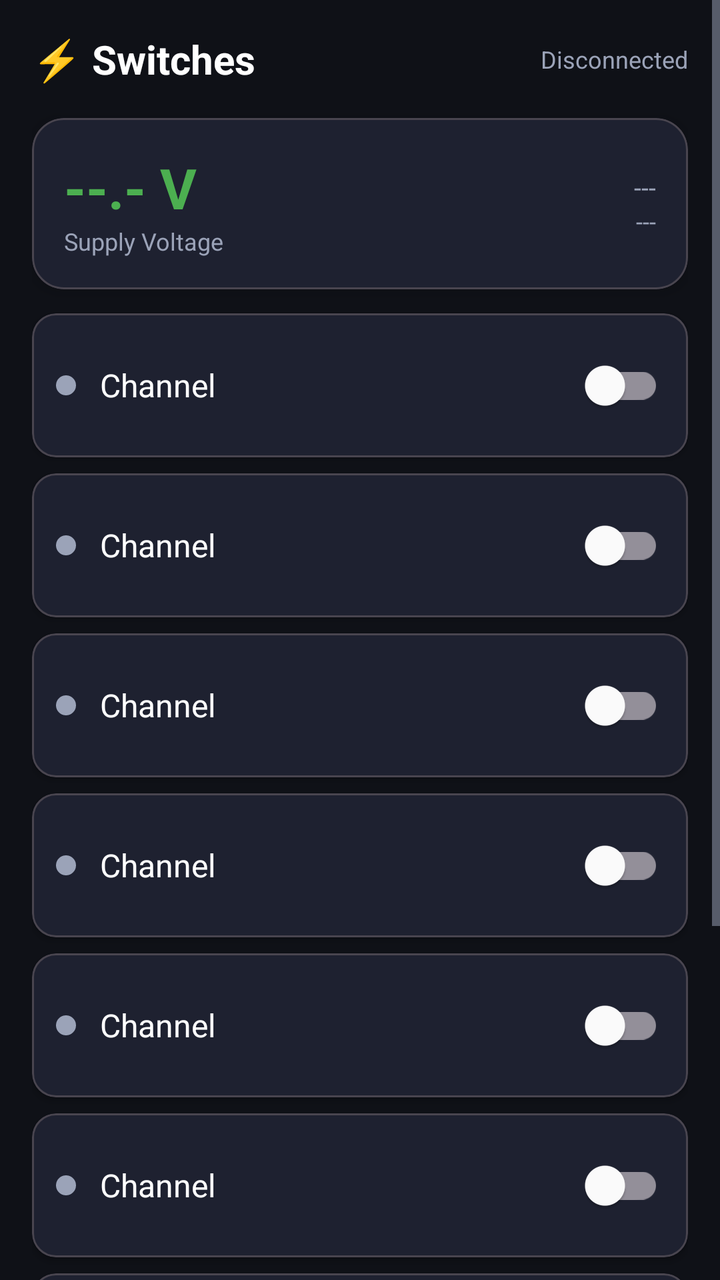
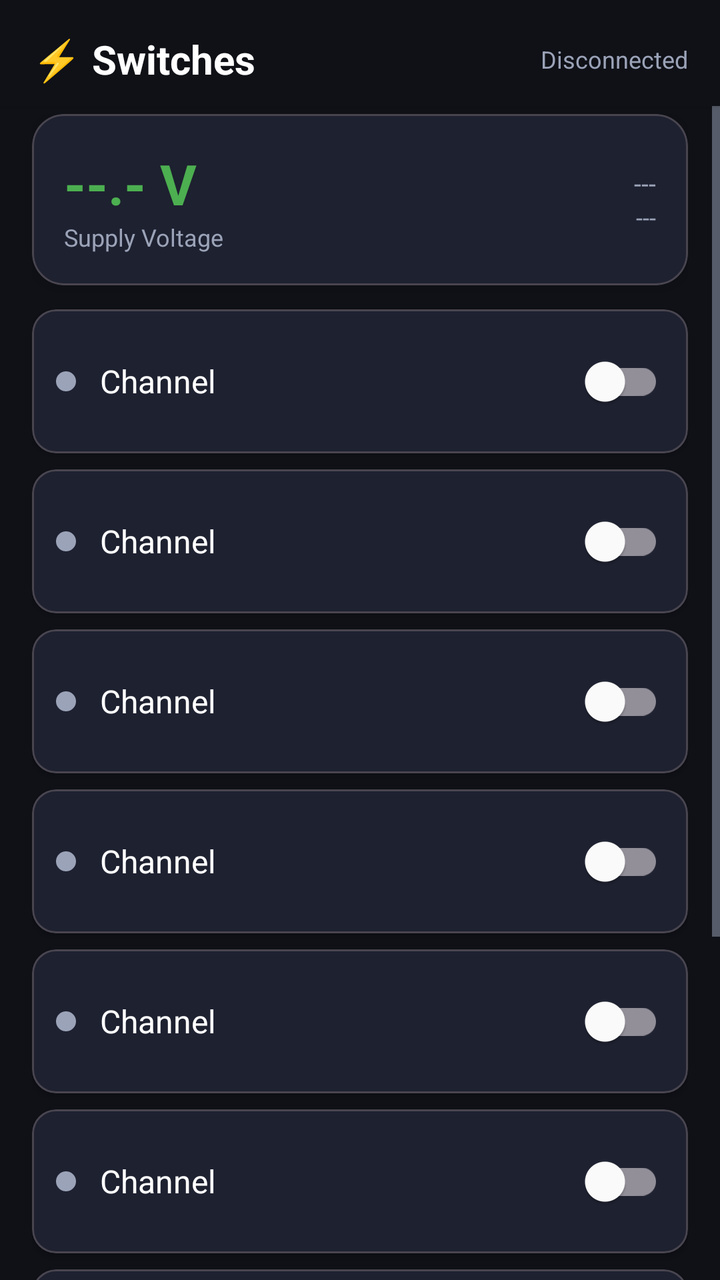

Before-and-after screenshots of an Android layout around one commit, followed by the original layout XML and the change that was made.
<!-- AndroidManifest.xml: application theme Theme.VanaccessBMS -->
<!-- res/layout/fragment_switch_panel.xml -->
<?xml version="1.0" encoding="utf-8"?>
<ScrollView xmlns:android="http://schemas.android.com/apk/res/android"
    xmlns:app="http://schemas.android.com/apk/res-auto"
    android:layout_width="match_parent"
    android:layout_height="match_parent"
    android:background="@color/bg_dark"
    android:fillViewport="true">

    <LinearLayout
        android:layout_width="match_parent"
        android:layout_height="wrap_content"
        android:orientation="vertical"
        android:padding="16dp">

        
        <LinearLayout
            android:layout_width="match_parent"
            android:layout_height="wrap_content"
            android:orientation="horizontal"
            android:gravity="center_vertical"
            android:layout_marginBottom="16dp">

            <TextView
                android:text="@string/lbl_switches_icon"
                android:textColor="@color/text_primary"
                android:textSize="20sp"
                android:textStyle="bold"
                android:layout_width="0dp"
                android:layout_height="wrap_content"
                android:layout_weight="1" />

            <TextView
                android:id="@+id/tv_sp_updated"
                android:text="@string/lbl_disconnected"
                android:textColor="@color/text_secondary"
                android:textSize="12sp"
                android:layout_width="wrap_content"
                android:layout_height="wrap_content" />
        </LinearLayout>

        
        <com.google.android.material.card.MaterialCardView
            android:id="@+id/card_sp_not_configured"
            android:layout_width="match_parent"
            android:layout_height="wrap_content"
            android:layout_marginBottom="12dp"
            android:visibility="gone"
            app:cardBackgroundColor="@color/card_dark"
            app:cardCornerRadius="16dp">
            <TextView
                android:text="@string/lbl_no_switch"
                android:textColor="@color/text_secondary"
                android:textSize="14sp"
                android:padding="20dp"
                android:layout_width="match_parent"
                android:layout_height="wrap_content" />
        </com.google.android.material.card.MaterialCardView>

        
        <com.google.android.material.card.MaterialCardView
            android:id="@+id/card_sp_status"
            android:layout_width="match_parent"
            android:layout_height="wrap_content"
            android:layout_marginBottom="12dp"
            app:cardBackgroundColor="@color/card_dark"
            app:cardCornerRadius="16dp"
            app:cardElevation="4dp">

            <LinearLayout
                android:layout_width="match_parent"
                android:layout_height="wrap_content"
                android:orientation="horizontal"
                android:padding="16dp"
                android:gravity="center_vertical">

                <LinearLayout
                    android:layout_width="0dp"
                    android:layout_height="wrap_content"
                    android:layout_weight="1"
                    android:orientation="vertical">
                    <TextView
                        android:id="@+id/tv_sp_voltage"
                        android:text="--.- V"
                        android:textColor="@color/accent_green"
                        android:textSize="28sp"
                        android:textStyle="bold"
                        android:layout_width="wrap_content"
                        android:layout_height="wrap_content" />
                    <TextView
                        android:text="@string/lbl_supply_voltage"
                        android:textColor="@color/text_secondary"
                        android:textSize="12sp"
                        android:layout_width="wrap_content"
                        android:layout_height="wrap_content" />
                </LinearLayout>

                <LinearLayout
                    android:layout_width="wrap_content"
                    android:layout_height="wrap_content"
                    android:orientation="vertical"
                    android:gravity="end">
                    <TextView
                        android:id="@+id/tv_sp_device_state"
                        android:text="---"
                        android:textColor="@color/text_secondary"
                        android:textSize="13sp"
                        android:layout_width="wrap_content"
                        android:layout_height="wrap_content" />
                    <TextView
                        android:id="@+id/tv_sp_device_name"
                        android:text="---"
                        android:textColor="@color/text_secondary"
                        android:textSize="12sp"
                        android:layout_width="wrap_content"
                        android:layout_height="wrap_content" />
                </LinearLayout>
            </LinearLayout>
        </com.google.android.material.card.MaterialCardView>

        
        <include layout="@layout/item_switch_channel"
            android:id="@+id/ch1"
            android:layout_width="match_parent"
            android:layout_height="wrap_content"
            android:layout_marginBottom="8dp" />

        
        <include layout="@layout/item_switch_channel"
            android:id="@+id/ch2"
            android:layout_width="match_parent"
            android:layout_height="wrap_content"
            android:layout_marginBottom="8dp" />

        
        <include layout="@layout/item_switch_channel"
            android:id="@+id/ch3"
            android:layout_width="match_parent"
            android:layout_height="wrap_content"
            android:layout_marginBottom="8dp" />

        
        <include layout="@layout/item_switch_channel"
            android:id="@+id/ch4"
            android:layout_width="match_parent"
            android:layout_height="wrap_content"
            android:layout_marginBottom="8dp" />

        
        <include layout="@layout/item_switch_channel"
            android:id="@+id/ch5"
            android:layout_width="match_parent"
            android:layout_height="wrap_content"
            android:layout_marginBottom="8dp" />

        
        <include layout="@layout/item_switch_channel"
            android:id="@+id/ch6"
            android:layout_width="match_parent"
            android:layout_height="wrap_content"
            android:layout_marginBottom="8dp" />

        
        <include layout="@layout/item_switch_channel"
            android:id="@+id/ch7"
            android:layout_width="match_parent"
            android:layout_height="wrap_content"
            android:layout_marginBottom="8dp" />

        
        <include layout="@layout/item_switch_channel"
            android:id="@+id/ch8"
            android:layout_width="match_parent"
            android:layout_height="wrap_content"
            android:layout_marginBottom="16dp" />

        
        <com.google.android.material.button.MaterialButton
            android:id="@+id/btn_sp_all_off"
            android:text="@string/lbl_all_off"
            android:textColor="@color/text_primary"
            android:layout_width="match_parent"
            android:layout_height="48dp"
            android:layout_marginBottom="16dp"
            app:backgroundTint="@color/accent_red" />

    </LinearLayout>
</ScrollView>
<!-- res/layout/item_switch_channel.xml (included above) -->
<?xml version="1.0" encoding="utf-8"?>
<com.google.android.material.card.MaterialCardView
    xmlns:android="http://schemas.android.com/apk/res/android"
    xmlns:app="http://schemas.android.com/apk/res-auto"
    android:layout_width="match_parent"
    android:layout_height="wrap_content"
    app:cardBackgroundColor="@color/card_dark"
    app:cardCornerRadius="12dp"
    app:cardElevation="2dp">

    <LinearLayout
        android:layout_width="match_parent"
        android:layout_height="wrap_content"
        android:orientation="horizontal"
        android:padding="12dp"
        android:gravity="center_vertical">

        
        <View
            android:id="@+id/ch_indicator"
            android:layout_width="10dp"
            android:layout_height="10dp"
            android:layout_marginEnd="12dp"
            android:background="@drawable/channel_indicator"
            android:backgroundTint="@color/text_secondary" />

        
        <TextView
            android:id="@+id/ch_name"
            android:text="@string/lbl_channel"
            android:textColor="@color/text_primary"
            android:textSize="16sp"
            android:layout_width="0dp"
            android:layout_height="wrap_content"
            android:layout_weight="1"
            android:ellipsize="end"
            android:maxLines="1" />

        
        <com.google.android.material.switchmaterial.SwitchMaterial
            android:id="@+id/ch_toggle"
            android:layout_width="wrap_content"
            android:layout_height="wrap_content"
            android:checked="false" />

    </LinearLayout>
</com.google.android.material.card.MaterialCardView>
<!-- resources referenced by this layout -->
<resources>
  <color name="accent_green">#4CAF50</color>
  <color name="accent_red">#F44336</color>
  <color name="bg_dark">#0F1117</color>
  <color name="card_dark">#1E2130</color>
  <color name="text_primary">#FFFFFF</color>
  <color name="text_secondary">#9BA3B8</color>
  <!-- drawable channel_indicator (drawable) -->
  <?xml version="1.0" encoding="utf-8"?>
  <shape xmlns:android="http://schemas.android.com/apk/res/android"
      android:shape="oval">
      <solid android:color="#FFFFFF" />
  </shape>
  <string name="lbl_all_off">All Off</string>
  <string name="lbl_channel">Channel</string>
  <string name="lbl_disconnected">Disconnected</string>
  <string name="lbl_no_switch">No switch panel configured.\nGo to Settings and assign an Ai-Tanker device.</string>
  <string name="lbl_supply_voltage">Supply Voltage</string>
  <string name="lbl_switches_icon">⚡ Switches</string>
  <style name="Theme.VanaccessBMS" parent="Theme.Material3.Dark.NoActionBar">
          <item name="colorPrimary">@color/accent_blue</item>
          <item name="colorPrimaryVariant">@color/accent_blue</item>
          <item name="colorOnPrimary">@color/white</item>
          <item name="colorSecondary">@color/accent_green</item>
          <item name="colorOnSecondary">@color/white</item>
          <item name="colorSurface">@color/surface_dark</item>
          <item name="colorOnSurface">@color/text_primary</item>
          <item name="android:colorBackground">@color/bg_dark</item>
          <item name="android:windowBackground">@color/bg_dark</item>
          <item name="colorControlActivated">@color/accent_blue</item>
          <item name="colorControlNormal">@color/text_secondary</item>
      </style>
  <color name="accent_blue">#2196F3</color>
  <color name="white">#FFFFFFFF</color>
  <color name="surface_dark">#1A1D27</color>
</resources>

<!-- the commit's change to res/layout/fragment_switch_panel.xml (unified diff, before → after) -->
@@ -1,16 +1,10 @@
 <?xml version="1.0" encoding="utf-8"?>
-<ScrollView xmlns:android="http://schemas.android.com/apk/res/android"
+<LinearLayout xmlns:android="http://schemas.android.com/apk/res/android"
     xmlns:app="http://schemas.android.com/apk/res-auto"
     android:layout_width="match_parent"
     android:layout_height="match_parent"
-    android:background="@color/bg_dark"
-    android:fillViewport="true">
-
-    <LinearLayout
-        android:layout_width="match_parent"
-        android:layout_height="wrap_content"
-        android:orientation="vertical"
-        android:padding="16dp">
+    android:orientation="vertical"
+    android:background="@color/bg_dark">
 
         
         <LinearLayout
@@ -18,7 +12,12 @@
             android:layout_height="wrap_content"
             android:orientation="horizontal"
             android:gravity="center_vertical"
-            android:layout_marginBottom="16dp">
+            android:paddingStart="16dp"
+            android:paddingEnd="16dp"
+            android:paddingTop="16dp"
+            android:paddingBottom="10dp"
+            android:background="@color/bg_dark"
+            android:elevation="2dp">
 
             <TextView
                 android:text="@string/lbl_switches_icon"
@@ -37,6 +36,22 @@
                 android:layout_width="wrap_content"
                 android:layout_height="wrap_content" />
         </LinearLayout>
+
+    <ScrollView
+        android:layout_width="match_parent"
+        android:layout_height="0dp"
+        android:layout_weight="1"
+        android:fillViewport="true">
+
+    <LinearLayout
+        android:layout_width="match_parent"
+        android:layout_height="wrap_content"
+        android:orientation="vertical"
+        android:paddingStart="16dp"
+        android:paddingEnd="16dp"
+        android:paddingBottom="16dp"
+        android:paddingTop="4dp">
+
 
         
         <com.google.android.material.card.MaterialCardView
@@ -184,7 +199,8 @@
             app:backgroundTint="@color/accent_red" />
 
     </LinearLayout>
-</ScrollView>
+    </ScrollView>
+</LinearLayout>
 <!-- res/layout/item_switch_channel.xml (included above) -->
 <?xml version="1.0" encoding="utf-8"?>
 <com.google.android.material.card.MaterialCardView
